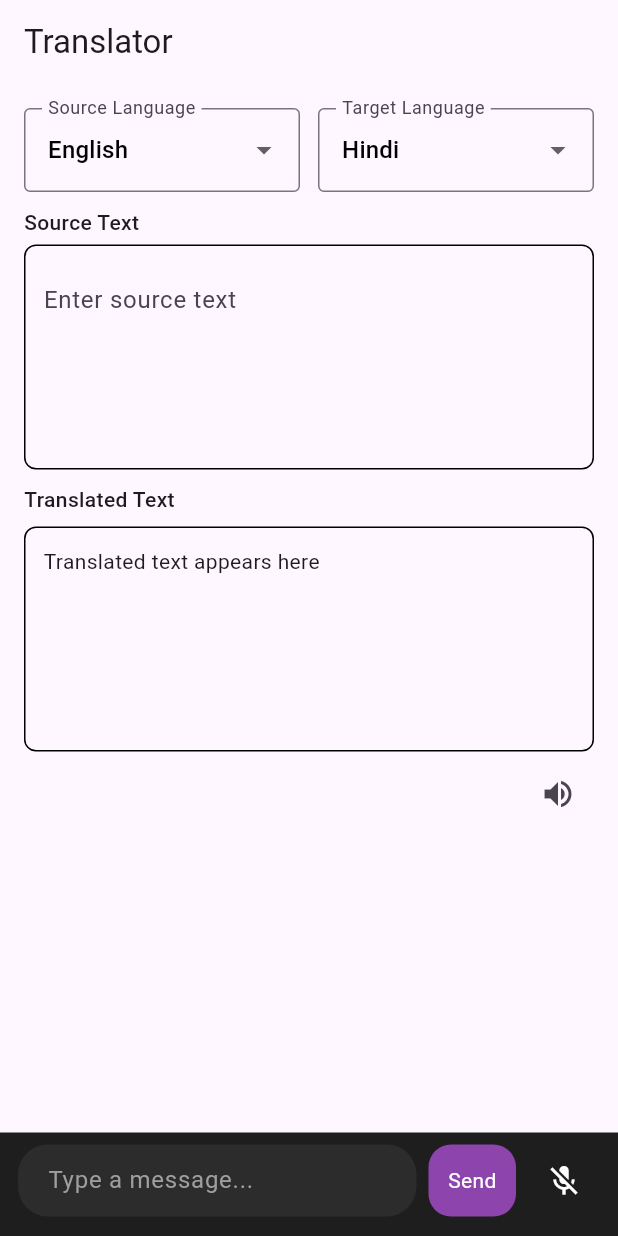
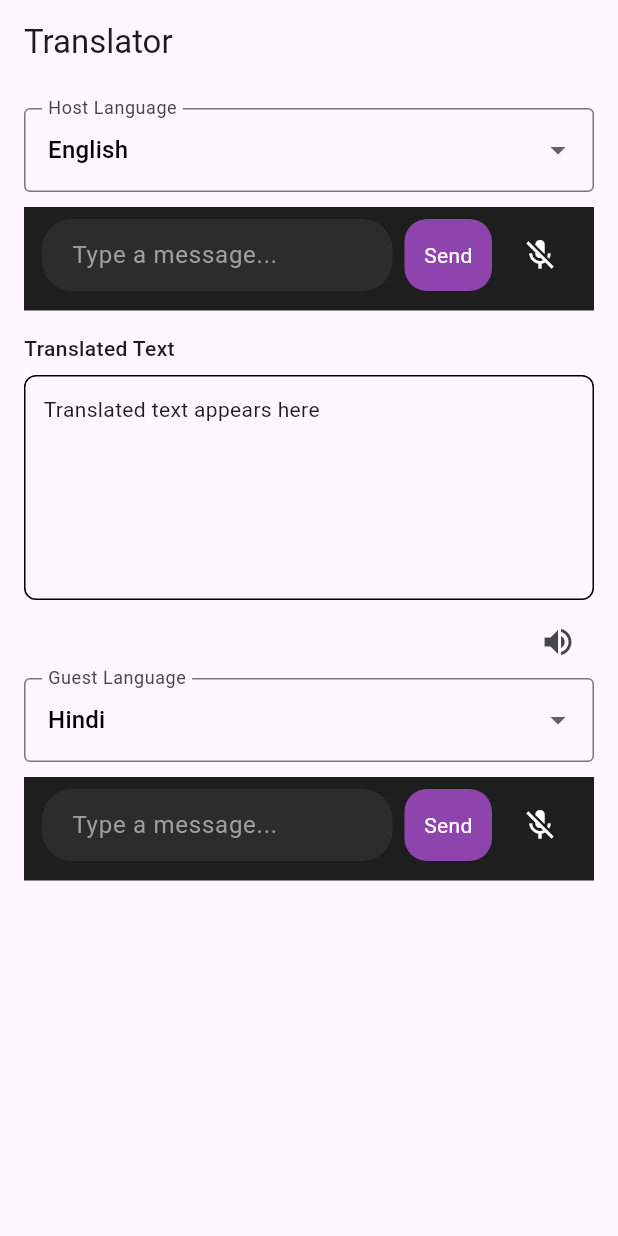
Before and after one commit to yudhisthira123/translation_ollama, a Flutter app: the screen it shows after launch, on a phone screen of 412 x 824 dp. Run offline on Flutter 3.47's test engine with Material 3 defaults, Android fonts, the phone set to English and light mode, and no system bars; our stand-ins replace flutter_tts, speech_to_text; missing offline and left inert: ollama_dart.

Commit message:
UI re-organise

```diff
--- a/lib/providers/translation_provider.dart
+++ b/lib/providers/translation_provider.dart
@@ -9,7 +9,7 @@ class TranslationProvider extends ChangeNotifier {
   final Map<String, String> languageCodes = {
     "English": "en",
     "Hindi": "hi-IN",
-    "German": "de",
+    "German": "de-DE",
     "Spanish": "es",
     "French": "fr",
     "Dutch": "nl",
--- a/lib/screens/translation_screen.dart
+++ b/lib/screens/translation_screen.dart
@@ -23,15 +23,10 @@ class TranslationScreen extends StatelessWidget {
                       child: Column(
                         children: [
 
-                          Row(
-                            children: [
-
-                              /// SOURCE
-                              Expanded(
-                                child: DropdownButtonFormField<String>(
+                          DropdownButtonFormField<String>(
                             value: provider.sourceLanguage,
                             decoration: const InputDecoration(
-                                    labelText: "Source Language",
+                              labelText: "Host Language",
                               border: OutlineInputBorder(),
                             ),
                             items: provider.languages.map((lang) {
@@ -54,95 +49,12 @@ class TranslationScreen extends StatelessWidget {
                               }
                             },
                           ),
-                              ),
 
-                              const SizedBox(width: 12),
+                          const SizedBox(height: 10,),
+                          ChatInputWidget(translationProvider: provider),
 
-                              /// TARGET
-                              Expanded(
-                                child: DropdownButtonFormField<String>(
-                                  value: provider.targetLanguage,
-                                  decoration: const InputDecoration(
-                                    labelText: "Target Language",
-                                    border: OutlineInputBorder(),
-                                  ),
-                                  items: provider.languages.map((lang) {
+                          const SizedBox(height: 15),
 
-                                    return DropdownMenuItem(
-                                      value: lang,
-                                      child: Text(
-                                        lang,
-                                        style: TextStyle(
-                                          color: Colors.black,
-                                        ),
-                                      ),
-                                    );
-                                  }).toList(),
-                                  onChanged: (val) {
-                                    if (val != null) {
-                                      provider.setTargetLanguage(val);
-                                    }
-                                  },
-                                ),
-                              ),
-                            ],
-                          ),
-
-                          const SizedBox(height: 10),
-                          Row(
-                            children: [
-                              Text(
-                                "Source Text",
-                                style: TextStyle(
-                                  fontSize: 14,
-                                  fontWeight: FontWeight.w500
-                                ),
-                              ),
-                            ],
-                          ),
-                          const SizedBox(height: 5),
-                          /// SOURCE TEXT BOX (editable)
-                          Container(
-                            height: 150,
-                            width: double.infinity,
-                            padding: const EdgeInsets.all(12),
-                            decoration: BoxDecoration(
-                              border: Border.all(),
-                              borderRadius: BorderRadius.circular(8),
-                            ),
-                            child: TextField(
-                              controller: TextEditingController(text: provider.inputText)
-                                ..selection = TextSelection.fromPosition(
-                                  TextPosition(offset: provider.inputText.length),
-                                ),
-                              maxLines: null,
-                              decoration: const InputDecoration(
-                                hintText: "Enter source text",
-                                border: InputBorder.none,
-                              ),
-                              onChanged: provider.setInputText,
-                            ),
-                          ),
-
-                          const SizedBox(height: 10),
-
-                          /// TRANSLATED TEXT BOX
-                          // Container(
-                          //   height: 200,
-                          //   width: double.infinity,
-                          //   padding: const EdgeInsets.all(12),
-                          //   decoration: BoxDecoration(
-                          //     border: Border.all(),
-                          //     borderRadius: BorderRadius.circular(8),
-                          //   ),
-                          //   child: SingleChildScrollView(
-                          //     child: Text(
-                          //       provider.translatedText.isEmpty
-                          //           ? "Translated text appears here"
-                          //           : provider.translatedText,
-                          //     ),
-                          //   ),
-                          // ),
                           Row(
                             children: [
                               Text(
@@ -155,7 +67,6 @@ class TranslationScreen extends StatelessWidget {
                             ],
                           ),
                           const SizedBox(height: 8),
-
                           Column(
                             crossAxisAlignment: CrossAxisAlignment.end,
                             children: [
@@ -196,7 +107,39 @@ class TranslationScreen extends StatelessWidget {
                                 },
                               )
                             ],
-                          )
+                          ),
+
+                          /// TARGET
+                          DropdownButtonFormField<String>(
+                            value: provider.targetLanguage,
+                            decoration: const InputDecoration(
+                              labelText: "Guest Language",
+                              border: OutlineInputBorder(),
+                            ),
+                            items: provider.languages.map((lang) {
+
+                              return DropdownMenuItem(
+                                value: lang,
+                                child: Text(
+                                  lang,
+                                  style: TextStyle(
+                                    color: Colors.black,
+                                  ),
+                                ),
+                              );
+                            }).toList(),
+                            onChanged: (val) {
+                              if (val != null) {
+                                provider.setTargetLanguage(val);
+                              }
+                            },
+                          ),
+
+                          const SizedBox(height: 10,),
+                          ChatInputWidget(translationProvider: provider),
+
+                          const SizedBox(height: 10),
+
                         ],
                       ),
                     ),
@@ -205,7 +148,7 @@ class TranslationScreen extends StatelessWidget {
               ),
 
               /// INPUT FIELD
-              ChatInputWidget(translationProvider: provider),
+              // ChatInputWidget(translationProvider: provider),
             ],
           ),
         );
```
Lines whose indentation alone changed are shown as unchanged.
